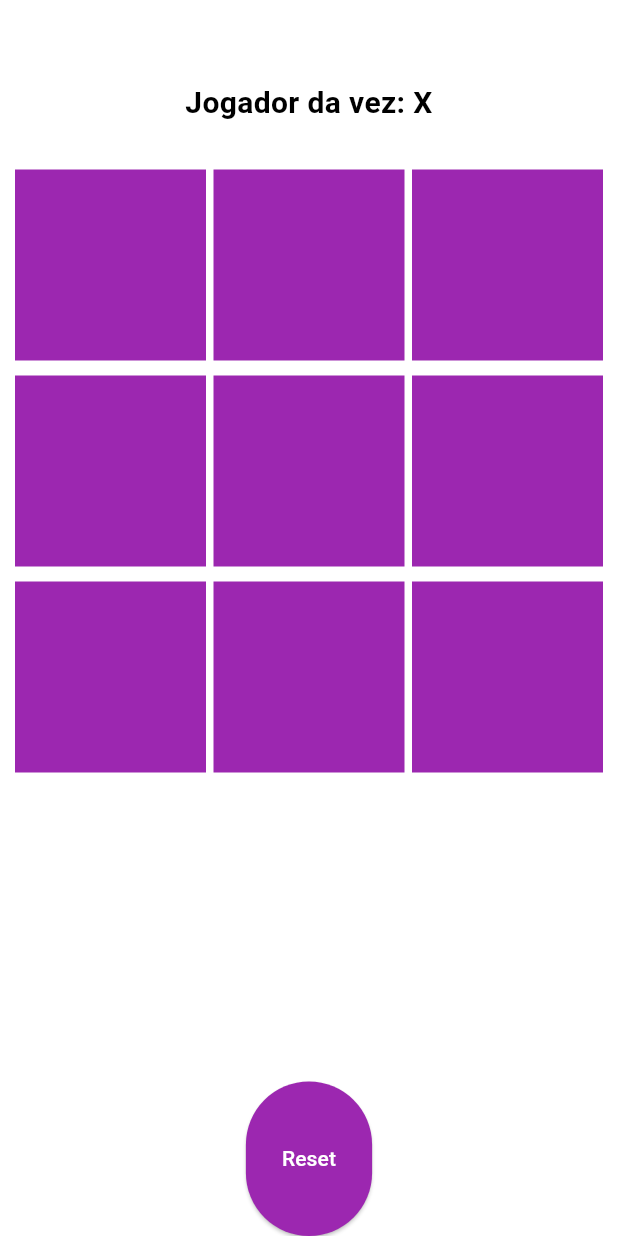
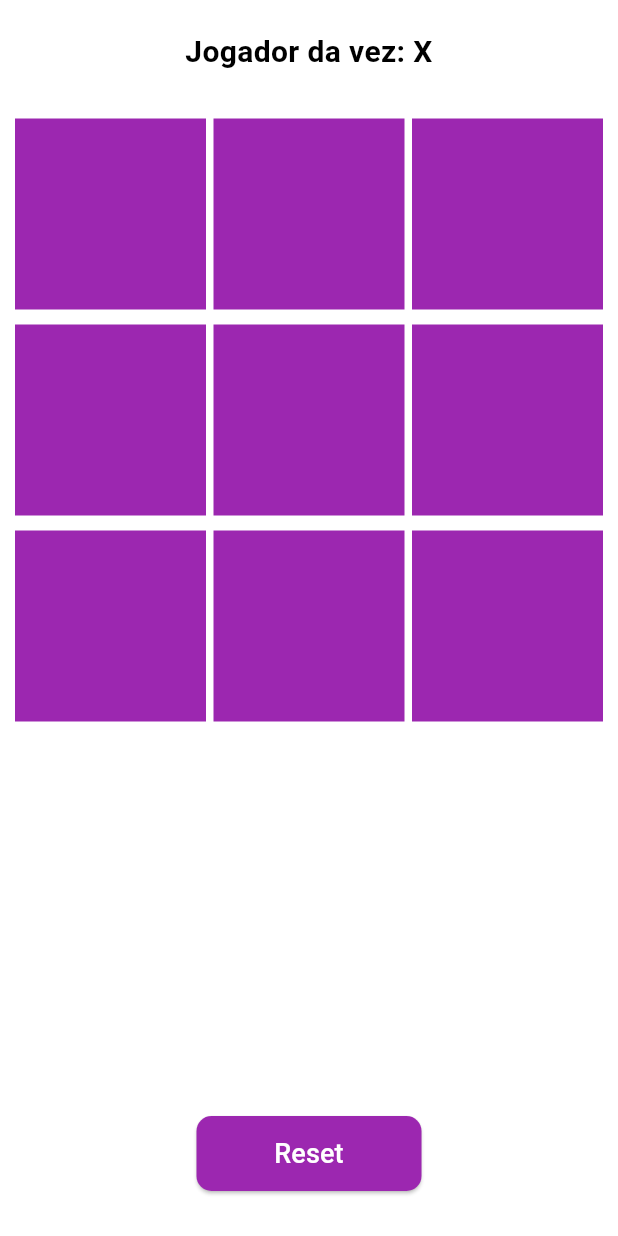
Before and after one commit to Pedro-Vitor21J/jogo-da-velha-mobile-flutter, a Flutter app: the screen it shows after launch, on a phone screen of 412 x 824 dp. Run offline on Flutter 3.47's test engine with Material 3 defaults, Android fonts, the phone set to English and light mode, and no system bars.

Commit message:
Atualizacao view

```diff
--- a/lib/model/velha_model.dart
+++ b/lib/model/velha_model.dart
@@ -21,11 +21,6 @@ class VelhaModel {
 
   void adicionarJogadaNoTabuleiro() {
     tabuleiro[linhaJogada][colunaJogada] = jogadorAtual;
-    /*if (jogadorAtual == 'X') {
-      jogadorAtual = 'O';
-    } else if (jogadorAtual == 'O') {
-      jogadorAtual = 'X';
-    }*/
   }
 
   bool? verificarGanhador(String jogadorAtual) {
@@ -90,40 +85,15 @@ class VelhaModel {
     return true;
   }
 
-  /*String? jogoDaVelha() {
-    while (jogoAtivo == true) {
-      if (tabuleiro[linhaJogada][colunaJogada].isEmpty) {
-        adicionarJogadaNoTabuleiro();
-        if (verificarGanhador(jogadorAtual)!) {
-          print('O JOGADOR ${jogadorAtual} GANHOU!');
-          return resultadoDoJogo = 'O JOGADOR ${jogadorAtual} GANHOU!';
-        } else if (verificarEmpate()) {
-          print('JOGO EMPATADO!');
-          return resultadoDoJogo = 'JOGO EMPATADO!';
-        }
-      } else {
-        print('POSIÇÃO OCUPADA!');
-        return resultadoDoJogo = 'POSIÇÃO OCUPADA!';
-      }
-    }
-  }*/
-
   String? jogoDaVelha() {
     if (tabuleiro[linhaJogada][colunaJogada].isEmpty) {
-      // 1. O jogador faz a jogada
       tabuleiro[linhaJogada][colunaJogada] = jogadorAtual;
-
-      // 2. Cria uma variável para o jogador que acabou de jogar
       final jogadorQueFezAJogada = jogadorAtual;
-
-      // 3. Agora, troca o jogador para a próxima rodada
       if (jogadorAtual == 'X') {
         jogadorAtual = 'O';
       } else {
         jogadorAtual = 'X';
       }
-
-      // 4. Verifica se o jogador que acabou de jogar GANHOU
       if (verificarGanhador(jogadorQueFezAJogada)!) {
         jogoAtivo = false;
         resultadoDoJogo = 'O JOGADOR ${jogadorQueFezAJogada} GANHOU!';
@@ -131,8 +101,6 @@ class VelhaModel {
         jogoAtivo = false;
         resultadoDoJogo = 'JOGO EMPATADO!';
       } else {
-        // Se não há ganhador ou empate, o jogo continua.
-        // O resultado permanece vazio ou com uma mensagem de "próxima rodada".
         resultadoDoJogo = '';
       }
     } else {
--- a/lib/view/velha_view.dart
+++ b/lib/view/velha_view.dart
@@ -7,19 +7,16 @@ class VelhaView extends StatelessWidget {
 
   @override
   Widget build(BuildContext context) {
-    // Ouve as mudanças no VelhaViewModel
     final viewModel = Provider.of<VelhaViewModel>(context);
 
     return Scaffold(
       backgroundColor: Colors.white,
       body: Column(
+        mainAxisAlignment: MainAxisAlignment.center,
         children: [
           // Jogador da Vez
-          Expanded(
-            flex: 1,
-            child: Container(
-              alignment: Alignment.bottomCenter,
-              padding: const EdgeInsets.all(20),
+          Padding(
+            padding: const EdgeInsets.only(top: 20.0, bottom: 20.0),
             child: Text(
               'Jogador da vez: ${viewModel.jogadorAtual}',
               textAlign: TextAlign.center,
@@ -30,12 +27,11 @@ class VelhaView extends StatelessWidget {
               ),
             ),
           ),
-          ),
 
           // Tabuleiro
           Expanded(
-            flex: 5,
             child: GridView.builder(
+              shrinkWrap: true,
               gridDelegate: const SliverGridDelegateWithFixedCrossAxisCount(
                 crossAxisCount: 3,
                 crossAxisSpacing: 5,
@@ -49,7 +45,6 @@ class VelhaView extends StatelessWidget {
 
                 return InkWell(
                   onTap: () {
-                    // Chama a função do ViewModel com a jogada
                     viewModel.fazerJogada(linhaJogada, colunaJogada);
                   },
                   child: Container(
@@ -72,14 +67,10 @@ class VelhaView extends StatelessWidget {
           ),
 
           // Resultado do Jogo
-          Expanded(
-            flex: 1,
-            child: Container(
-              alignment: Alignment.bottomCenter,
-              padding: const EdgeInsets.all(20),
+          Padding(
+            padding: const EdgeInsets.symmetric(vertical: 50),
             child: Text(
-                viewModel.resultadoDoJogo ??
-                    'Ganhador', // Usa o valor do ViewModel
+              viewModel.resultadoDoJogo ?? '',
               textAlign: TextAlign.center,
               style: const TextStyle(
                 color: Colors.black,
@@ -88,23 +79,26 @@ class VelhaView extends StatelessWidget {
               ),
             ),
           ),
-          ),
 
           // Botão Reset
-          Expanded(
-            flex: 1,
-            child: ElevatedButton(
-              style: ElevatedButton.styleFrom(backgroundColor: Colors.purple),
+          ElevatedButton(
+            style: ElevatedButton.styleFrom(
+              backgroundColor: Colors.purple,
+              fixedSize: const Size(150, 50),
+              shape: RoundedRectangleBorder(
+                borderRadius: BorderRadius.circular(10),
+              ),
+            ),
             onPressed: () {
-                viewModel.resetarJogo(); // Chama a função de reset do ViewModel
+              viewModel.resetarJogo();
             },
             child: const Text(
               'Reset',
               textAlign: TextAlign.center,
-                style: TextStyle(color: Colors.white),
+              style: TextStyle(color: Colors.white, fontSize: 18),
             ),
           ),
-          ),
+          const SizedBox(height: 30),
         ],
       ),
     );
```
Lines whose indentation alone changed are shown as unchanged.
